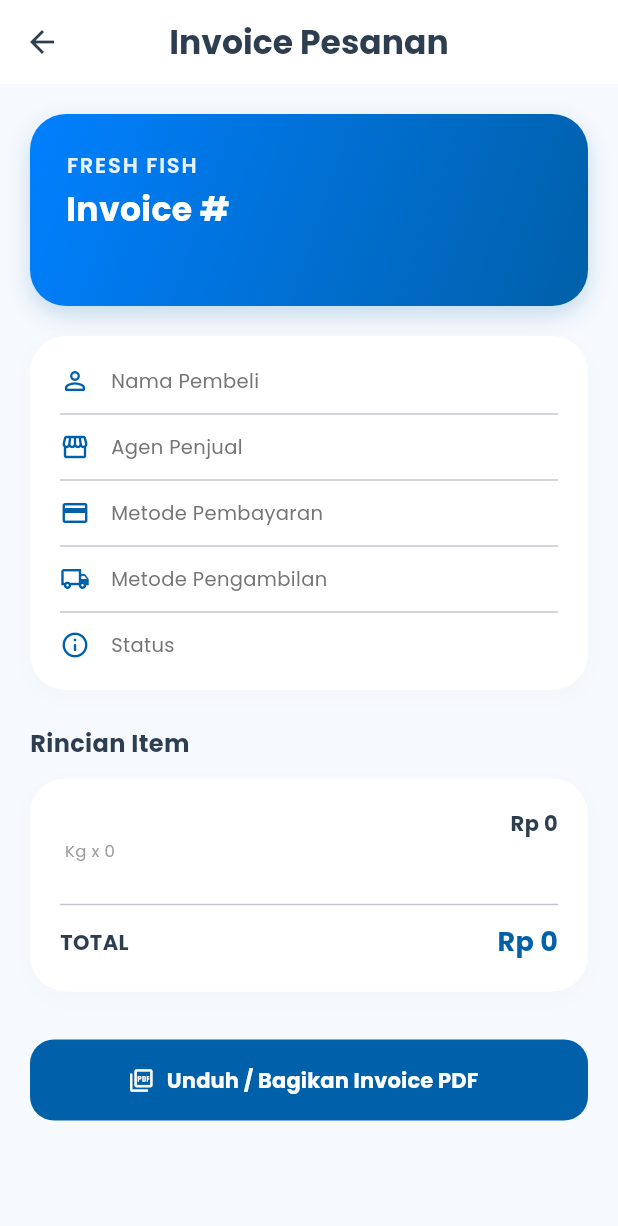
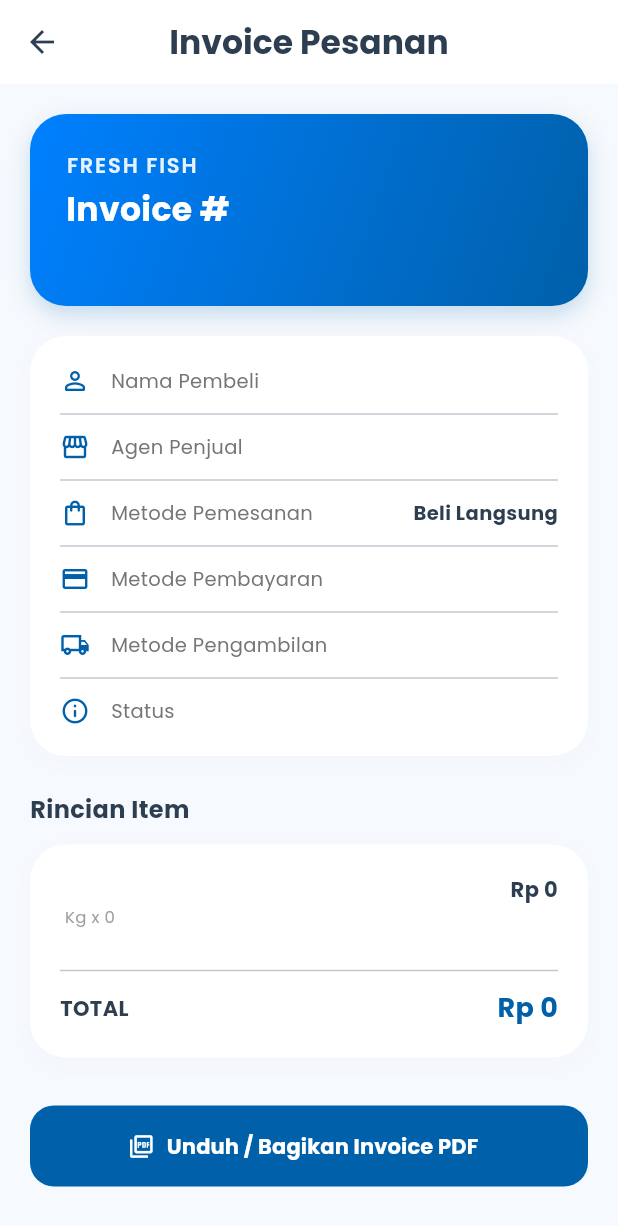
Before and after one commit to elmiraputri182-cyber/freshfish-app, a Flutter app: the InvoicePesananPage screen opened directly with empty values, on a phone screen of 412 x 824 dp. Shown: the top 1226 px of the screen. Run offline on Flutter 3.47's test engine with Material 3 defaults, Android fonts, the phone set to English and light mode, and no system bars; our stand-ins replace firebase_auth, firebase_core, fl_chart, geolocator, google_fonts, google_sign_in and 4 more; accounts and stored records are empty; network calls fail.

Commit message:
Differentiate layout and format for Pre-Order vs regular Order invoices

```diff
--- a/lib/screens/pembeli/invoice_pesanan_page.dart
+++ b/lib/screens/pembeli/invoice_pesanan_page.dart
@@ -24,6 +24,8 @@ class InvoicePesananPage extends StatelessWidget {
     final metodePembayaran = data["metode_pembayaran"]?.toString().toUpperCase() ?? "CASH";
     final metodePengambilan = data["metode_pengambilan"]?.toString().toUpperCase() ?? "COD";
     final status = data["status"] ?? "-";
+    final String jenisPesanan = data["jenis_pesanan"]?.toString().toLowerCase().trim() ?? "order";
+    final bool isPreOrder = jenisPesanan == "preorder" || jenisPesanan == "pre order";
 
     final listItems = data["items"] as List? ?? [];
     double totalHarga = double.tryParse(data["total_pembayaran"]?.toString() ?? "") ??
@@ -71,7 +73,7 @@ class InvoicePesananPage extends StatelessWidget {
                 crossAxisAlignment: CrossAxisAlignment.start,
                 children: [
                   Text(
-                    "FRESH FISH",
+                    isPreOrder ? "FRESH FISH - PRE-ORDER" : "FRESH FISH",
                     style: GoogleFonts.poppins(
                       color: Colors.white.withOpacity(0.9),
                       fontSize: 14,
@@ -122,6 +124,12 @@ class InvoicePesananPage extends StatelessWidget {
                   const Divider(height: 24),
                   _buildDetailRow(Icons.storefront_outlined, "Agen Penjual", namaAgen),
                   const Divider(height: 24),
+                  _buildDetailRow(Icons.shopping_bag_outlined, "Metode Pemesanan", isPreOrder ? "Pre-Order" : "Beli Langsung"),
+                  const Divider(height: 24),
+                  if (isPreOrder) ...[
+                    _buildDetailRow(Icons.calendar_today_outlined, "Estimasi Diperlukan", data["tanggal_dibutuhkan"] ?? "-"),
+                    const Divider(height: 24),
+                  ],
                   _buildDetailRow(Icons.payment_outlined, "Metode Pembayaran", metodePembayaran),
                   const Divider(height: 24),
                   _buildDetailRow(Icons.local_shipping_outlined, "Metode Pengambilan", metodePengambilan),
@@ -276,6 +284,34 @@ class InvoicePesananPage extends StatelessWidget {
                 ],
               ),
             ),
+            if (isPreOrder) ...[
+              const SizedBox(height: 20),
+              Container(
+                width: double.infinity,
+                padding: const EdgeInsets.all(16),
+                decoration: BoxDecoration(
+                  color: Colors.orange.shade50,
+                  borderRadius: BorderRadius.circular(16),
+                  border: Border.all(color: Colors.orange.shade200),
+                ),
+                child: Row(
+                  children: [
+                    Icon(Icons.info_outline_rounded, color: Colors.orange.shade800),
+                    const SizedBox(width: 12),
+                    Expanded(
+                      child: Text(
+                        "Catatan: Ini adalah pesanan Pre-Order. Agen akan menghubungi Anda untuk konfirmasi ketersediaan tangkapan sebelum diproses.",
+                        style: GoogleFonts.poppins(
+                          fontSize: 12,
+                          color: Colors.orange.shade900,
+                          fontWeight: FontWeight.w500,
+                        ),
+                      ),
+                    ),
+                  ],
+                ),
+              ),
+            ],
             const SizedBox(height: 32),
 
             // Download PDF Button
```
Also changed, not shown: lib/services/pdf_service.dart (+27 -5 lines).
